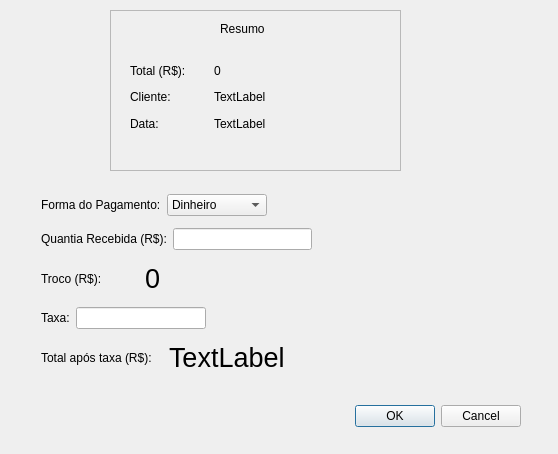
The window that pagamento.ui (GabR36/QEstoqueLoja) describes before a commit, drawn with Qt 5.
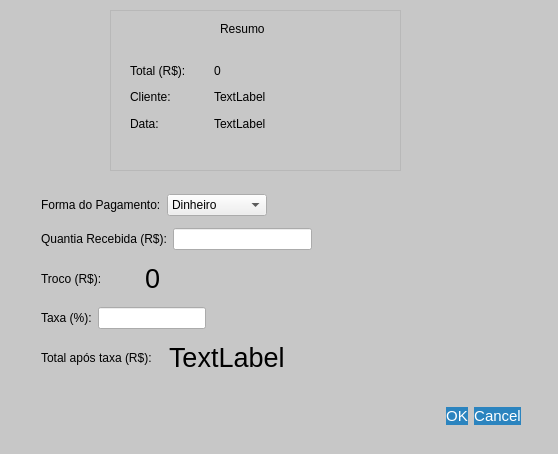
The same window after the commit.

Commit message:
% na taxa, proximo: pagamento no botao de registrar venda
e impedir aumento ou diminuicao do tamanho da janela.

The edit to the form file:
```diff
--- a/pagamento.ui
+++ b/pagamento.ui
@@ -10,9 +10,49 @@
     <height>454</height>
    </rect>
   </property>
+  <property name="minimumSize">
+   <size>
+    <width>558</width>
+    <height>454</height>
+   </size>
+  </property>
+  <property name="maximumSize">
+   <size>
+    <width>558</width>
+    <height>454</height>
+   </size>
+  </property>
   <property name="windowTitle">
    <string>Pagamento - QEstoqueLoja</string>
   </property>
+  <property name="styleSheet">
+   <string notr="true">#pagamento{
+background-color: rgb(199, 199, 199);
+}
+QPushButton{
+background-color: rgb(43, 132, 191);
+color: rgb(255, 255, 255);
+font-size: 15px;
+border-radius: 13px;
+
+}
+
+QPushButton:hover{
+	background-color: rgb(13, 92, 161);
+}
+QPushButton:pressed{
+	
+color: rgb(255, 255, 255);
+	background-color: rgb(153, 193, 241);
+font-size: 15px;
+border-radius: 13px;
+}
+QGroupBox{
+background-color:rgb(170, 170, 170);
+	font: 700 9pt &quot;Segoe UI&quot;;
+	font-size: 15px;
+}</string>
+  </property>
   <widget class="QDialogButtonBox" name="buttonBox">
    <property name="geometry">
     <rect>
@@ -108,7 +148,7 @@
      <string>Resumo</string>
     </property>
    </widget>
-   <widget class="QWidget" name="">
+   <widget class="QWidget" name="layoutWidget">
     <property name="geometry">
      <rect>
       <x>20</x>
@@ -175,7 +215,7 @@
     </layout>
    </widget>
   </widget>
-  <widget class="QWidget" name="">
+  <widget class="QWidget" name="layoutWidget">
    <property name="geometry">
     <rect>
      <x>41</x>
@@ -197,7 +237,7 @@
     </item>
    </layout>
   </widget>
-  <widget class="QWidget" name="">
+  <widget class="QWidget" name="layoutWidget">
    <property name="geometry">
     <rect>
      <x>41</x>
@@ -228,7 +268,7 @@
     </item>
    </layout>
   </widget>
-  <widget class="QWidget" name="">
+  <widget class="QWidget" name="layoutWidget">
    <property name="geometry">
     <rect>
      <x>41</x>
@@ -259,7 +299,7 @@
     </item>
    </layout>
   </widget>
-  <widget class="QWidget" name="">
+  <widget class="QWidget" name="layoutWidget">
    <property name="geometry">
     <rect>
      <x>41</x>
@@ -272,7 +312,7 @@
     <item>
      <widget class="QLabel" name="label_8">
       <property name="text">
-       <string>Taxa:</string>
+       <string>Taxa (%):</string>
       </property>
      </widget>
     </item>
```
The commit also changes 1 other file.
